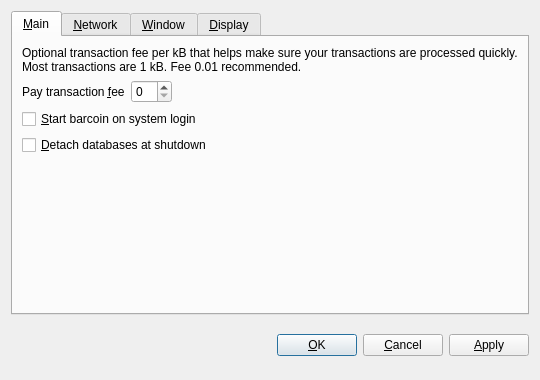
The window that src/qt/forms/optionsdialog.ui (rooblcoin/roobl) describes before a commit, drawn with Qt 5.
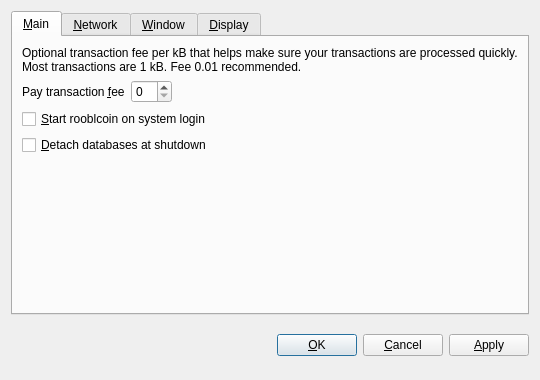
The same window after the commit. The open tabs and pages were chosen to show the change. Custom widgets are drawn as their Qt base class.

Diff of the .ui file:
```diff
--- a/src/qt/forms/optionsdialog.ui
+++ b/src/qt/forms/optionsdialog.ui
@@ -82,7 +82,7 @@
           <string>Automatically start barcoin after logging in to the system.</string>
          </property>
          <property name="text">
-          <string>&amp;Start barcoin on system login</string>
+          <string>&amp;Start rooblcoin on system login</string>
          </property>
         </widget>
        </item>
```
Left out of the diff: 10 changed lines with no effect on the pictures.
